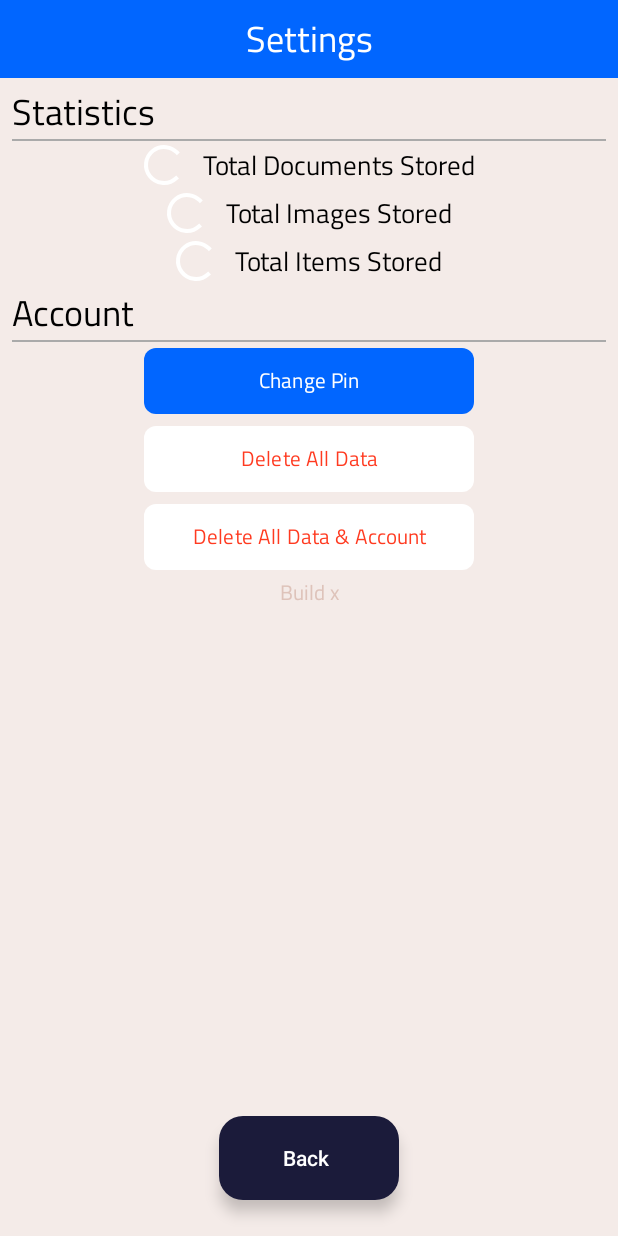
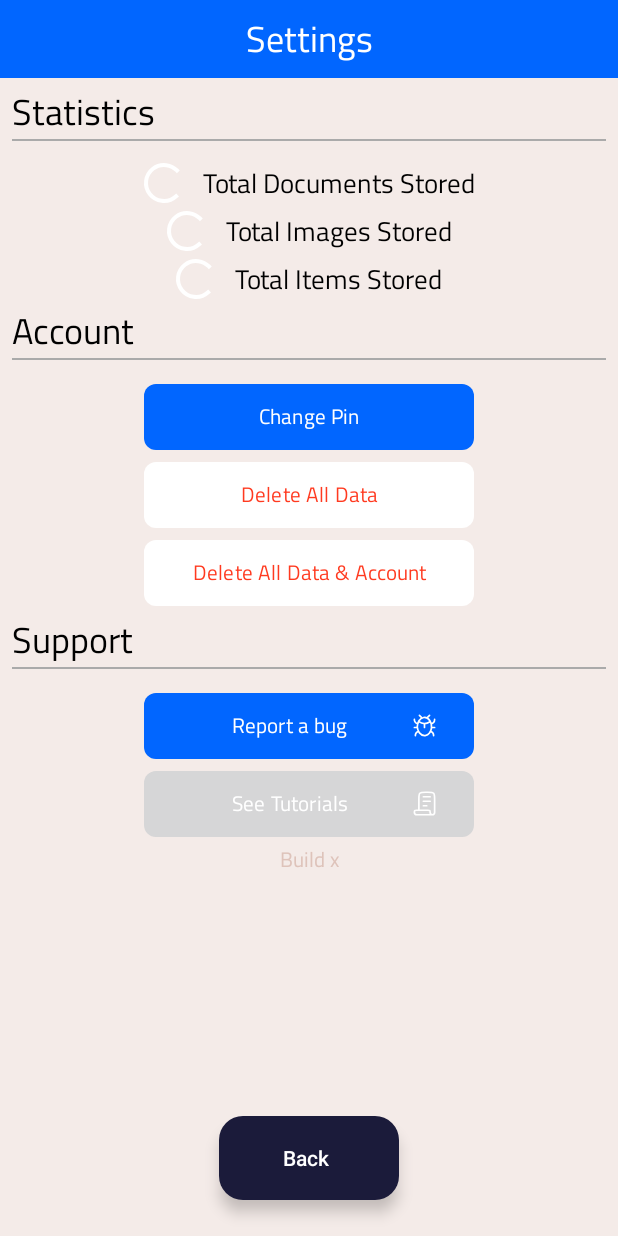
Before and after one commit to pdhaynes/SecureStash, an Android app: the layout activity_settings.xml on its own in the app's theme, with its tools: preview values and no code run, on a phone screen of 412 x 824 dp. Run offline under Robolectric (Android 15) with nearby library versions, the phone set to English and light mode, and no system bars.

Commit message:
Laid ground work for in-app tutorials.

```diff
--- a/app/src/main/res/layout/activity_settings.xml
+++ b/app/src/main/res/layout/activity_settings.xml
@@ -37,20 +37,24 @@
 
     </LinearLayout>
 
-    <LinearLayout
-        android:id="@+id/directory_recycler_view"
+    <ScrollView
         android:layout_width="match_parent"
         android:layout_height="0dp"
-        android:orientation="vertical"
-
-        android:layout_marginHorizontal="8dp"
-        android:layout_marginVertical="4dp"
 
         app:layout_constraintBottom_toBottomOf="parent"
         app:layout_constraintEnd_toEndOf="parent"
         app:layout_constraintHorizontal_bias="1.0"
         app:layout_constraintStart_toStartOf="parent"
         app:layout_constraintTop_toBottomOf="@id/header"
+
+        android:layout_marginHorizontal="8dp"
+        android:layout_marginVertical="4dp"
+
+        android:paddingBottom="100dp">
+        <LinearLayout
+            android:layout_width="match_parent"
+            android:layout_height="0dp"
+            android:orientation="vertical"
             >
             <LinearLayout
                 android:layout_width="match_parent"
@@ -69,7 +73,8 @@
                 <View
                     android:layout_width="match_parent"
                     android:layout_height="1dp"
-                android:background="@android:color/darker_gray"/>
+                    android:background="@android:color/darker_gray"
+                    android:layout_marginBottom="12dp"/>
                 <LinearLayout
                     android:layout_width="match_parent"
                     android:layout_height="wrap_content"
@@ -246,7 +251,8 @@
                 <View
                     android:layout_width="match_parent"
                     android:layout_height="1dp"
-                android:background="@android:color/darker_gray"/>
+                    android:background="@android:color/darker_gray"
+                    android:layout_marginBottom="12dp"/>
 
                 <com.google.android.material.button.MaterialButton
                     android:layout_width="220dp"
@@ -263,6 +269,7 @@
                     android:fontFamily="@font/titillum_family"
 
                     android:text="Change Pin"/>
+
 
                 <com.google.android.material.button.MaterialButton
                     android:layout_width="220dp"
@@ -297,6 +304,70 @@
 
                     android:text="Delete All Data &amp; Account"/>
 
+            </LinearLayout>
+
+            <LinearLayout
+                android:layout_width="match_parent"
+                android:layout_height="wrap_content"
+                android:orientation="vertical">
+                <com.google.android.material.textview.MaterialTextView
+                    android:layout_width="wrap_content"
+                    android:layout_height="wrap_content"
+                    android:textColor="@color/black"
+
+                    android:text="Support"
+                    android:textSize="24sp"
+
+                    android:fontFamily="@font/titillum_family"
+                    />
+                <View
+                    android:layout_width="match_parent"
+                    android:layout_height="1dp"
+                    android:background="@android:color/darker_gray"
+                    android:layout_marginBottom="12dp"/>
+
+
+                <com.google.android.material.button.MaterialButton
+                    android:layout_width="220dp"
+                    android:layout_height="52dp"
+                    android:id="@+id/bug_report_button"
+
+                    android:gravity="center"
+                    android:layout_gravity="center"
+                    app:backgroundTint="@color/brandeisblue"
+                    android:textColor="@color/white"
+                    app:cornerRadius="8dp"
+
+                    android:layout_marginHorizontal="4dp"
+                    android:fontFamily="@font/titillum_family"
+                    app:icon="@drawable/ic_bug_48"
+                    app:iconGravity="end"
+                    app:iconTint="@color/white"
+                    android:text="Report a bug"
+                    />
+
+
+                <com.google.android.material.button.MaterialButton
+                    android:layout_width="220dp"
+                    android:layout_height="52dp"
+                    android:id="@+id/show_tutorials"
+
+                    android:gravity="center"
+                    android:layout_gravity="center"
+                    app:backgroundTint="@color/viridian"
+                    android:textColor="@color/white"
+                    app:cornerRadius="8dp"
+
+                    android:layout_marginHorizontal="4dp"
+                    android:fontFamily="@font/titillum_family"
+
+                    app:icon="@drawable/ic_scroll_48"
+                    app:iconGravity="end"
+
+                    android:text="See Tutorials"
+                    app:iconTint="@color/white"
+                    />
+
                 <TextView
                     android:id="@+id/build_code"
                     android:layout_width="match_parent"
@@ -308,13 +379,11 @@
 
                     android:text="Build x" />
 
+            </LinearLayout>
 
         </LinearLayout>
 
-
-
-    </LinearLayout>
-
+    </ScrollView>
 
     <com.google.android.material.floatingactionbutton.ExtendedFloatingActionButton
         android:id="@+id/back_fab"
```
Also changed, not shown: app/src/main/java/com/ph/securestash/Adapters/TutorialsAdapter.kt (added, +41 -0 lines), app/src/main/java/com/ph/securestash/DataModels/Tutorial.kt (added, +9 -0 lines), app/src/main/java/com/ph/securestash/Tutorials.kt (added, +48 -0 lines), app/src/main/java/com/ph/securestash/Tutorials/TagTutorial.kt (added, +73 -0 lines), app/src/main/res/layout/activity_tutorials.xml (added, +77 -0 lines), app/src/main/res/layout/grid_tutorial_item.xml (added, +54 -0 lines). Lines whose indentation alone changed are shown as unchanged.
